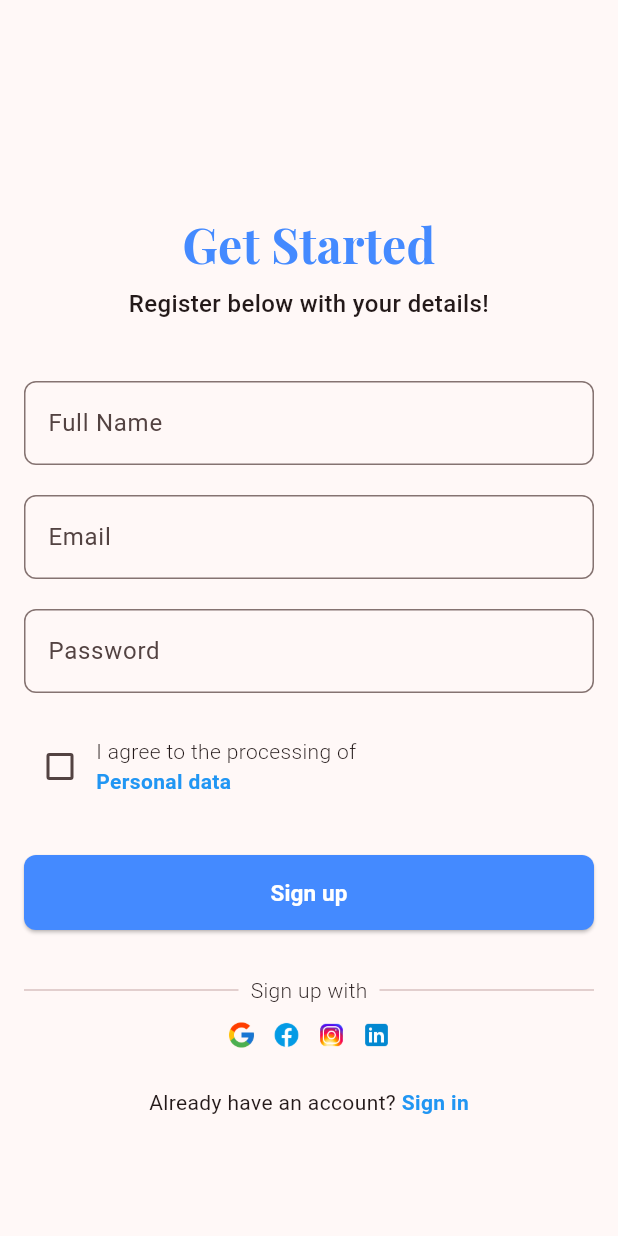
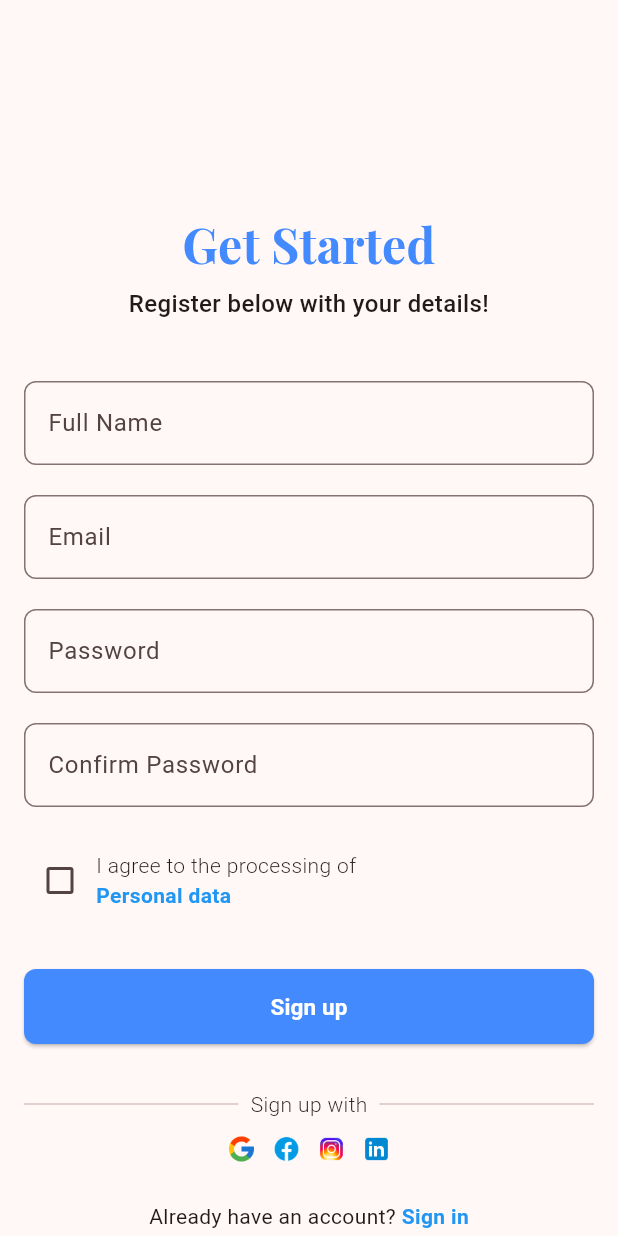
Before and after one commit to Jennieby/first_wtf_app_MediCall, a Flutter app: the SignupPage screen opened by its route, on a phone screen of 412 x 824 dp. Run offline on Flutter 3.47's test engine with Material 3 defaults, Android fonts, the phone set to English and light mode, and no system bars; our stand-ins replace google_fonts.

Commit message:
break out session

```diff
--- a/lib/pages/login_page.dart
+++ b/lib/pages/login_page.dart
@@ -29,7 +29,7 @@ class _LoginPageState extends State<LoginPage> {
           SizedBox(height: 40),
           CustomTextField(label: "Email"),
           SizedBox(height: 20),
-          CustomPasswordField(),
+          CustomPasswordField(label: "Password",),
           SizedBox(height: 25),
           Row(
             children: [
--- a/lib/pages/signup_page.dart
+++ b/lib/pages/signup_page.dart
@@ -15,6 +15,10 @@ class SignupPage extends StatefulWidget {
 
 class _SignupPageState extends State<SignupPage> {
   bool agreeToProcessData = false;
+  var fullNameController = TextEditingController();
+  var emailController = TextEditingController();
+  var passwordController = TextEditingController();
+  var confirmPasswordController = TextEditingController();
 
   @override
   Widget build(BuildContext context) {
@@ -27,11 +31,25 @@ class _SignupPageState extends State<SignupPage> {
           SizedBox(height: 5),
           CustomSubtitle(subtitle: "Register below with your details!"),
           SizedBox(height: 40),
-          CustomTextField(label: "Full Name"),
+          CustomTextField(
+            label: "Full Name",
+            textEditingController: fullNameController,
+          ),
           SizedBox(height: 20),
-          CustomTextField(label: "Email"),
+          CustomTextField(
+            label: "Email",
+            textEditingController: emailController,
+          ),
           SizedBox(height: 20),
-          CustomPasswordField(),
+          CustomPasswordField(
+            label: "Password",
+            textEditingController: passwordController,
+          ),
+          SizedBox(height: 20),
+          CustomPasswordField(
+            label: "Confirm Password",
+            textEditingController: confirmPasswordController,
+          ),
           SizedBox(height: 25),
           Row(
             children: [
@@ -67,6 +85,36 @@ class _SignupPageState extends State<SignupPage> {
           CustomButton(
             buttonText: "Sign up",
             onTap: () {
+              // if (RegExp(r'^[a-zA-Z\s]+$').hasMatch(fullNameController.text)) {
+              //   ScaffoldMessenger.of(
+              //     context,
+              //   ).showSnackBar(SnackBar(content: Text("bshv")));
+              //   return;
+              // }
+              if (!emailController.text.contains("@")) {
+                ScaffoldMessenger.of(
+                  context,
+                ).showSnackBar(SnackBar(content: Text("Invalid Email")));
+
+                return;
+              }
+
+              if(passwordController.text.length<6){
+                ScaffoldMessenger.of(
+                  context,
+                ).showSnackBar(SnackBar(content: Text("Password should not be less than 6 characters")));
+
+                return;
+              }
+
+              if(confirmPasswordController.text!=passwordController.text){
+                ScaffoldMessenger.of(
+                  context,
+                ).showSnackBar(SnackBar(content: Text("Passwords do not match")));
+
+                return;
+              }
+
               Navigator.of(context).pushReplacementNamed("/home");
             },
           ),
--- a/lib/widgets/custom_passwordtextfield.dart
+++ b/lib/widgets/custom_passwordtextfield.dart
@@ -1,19 +1,16 @@
-
 import 'package:flutter/material.dart';
 
 class CustomPasswordField extends StatelessWidget {
-  const CustomPasswordField({
-    super.key,
-  });
-
+  const CustomPasswordField({super.key, required this.label, this.textEditingController});
+  final String label;
+  final TextEditingController? textEditingController;
   @override
   Widget build(BuildContext context) {
     return TextField(
+      controller: textEditingController,
       decoration: InputDecoration(
-        border: OutlineInputBorder(
-          borderRadius: BorderRadius.circular(8),
-        ),
-        labelText: "Password",
+        border: OutlineInputBorder(borderRadius: BorderRadius.circular(8)),
+        labelText: label,
       ),
       obscureText: true,
     );
--- a/lib/widgets/custom_textfield.dart
+++ b/lib/widgets/custom_textfield.dart
@@ -1,12 +1,13 @@
-
 import 'package:flutter/material.dart';
 
 class CustomTextField extends StatelessWidget {
-  const CustomTextField({super.key, required this.label});
+  const CustomTextField({super.key, required this.label, this.textEditingController});
   final String label;
+  final TextEditingController? textEditingController;
   @override
   Widget build(BuildContext context) {
     return TextField(
+      controller: textEditingController,
       decoration: InputDecoration(
         border: OutlineInputBorder(borderRadius: BorderRadius.circular(8)),
         labelText: label,
```
